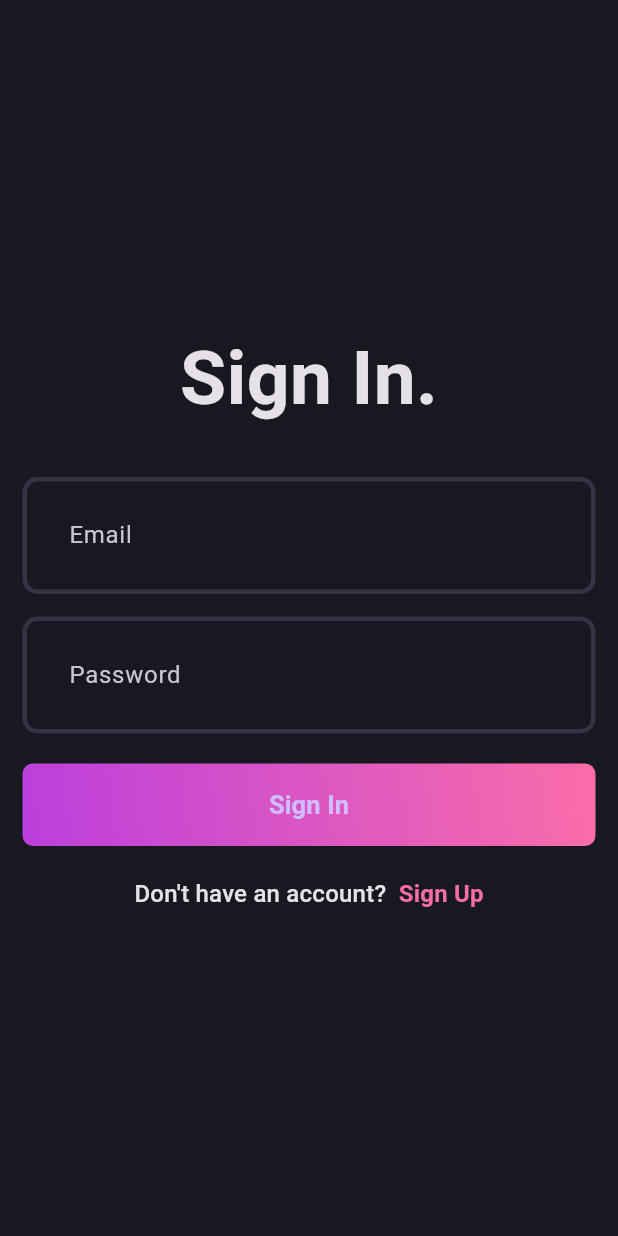
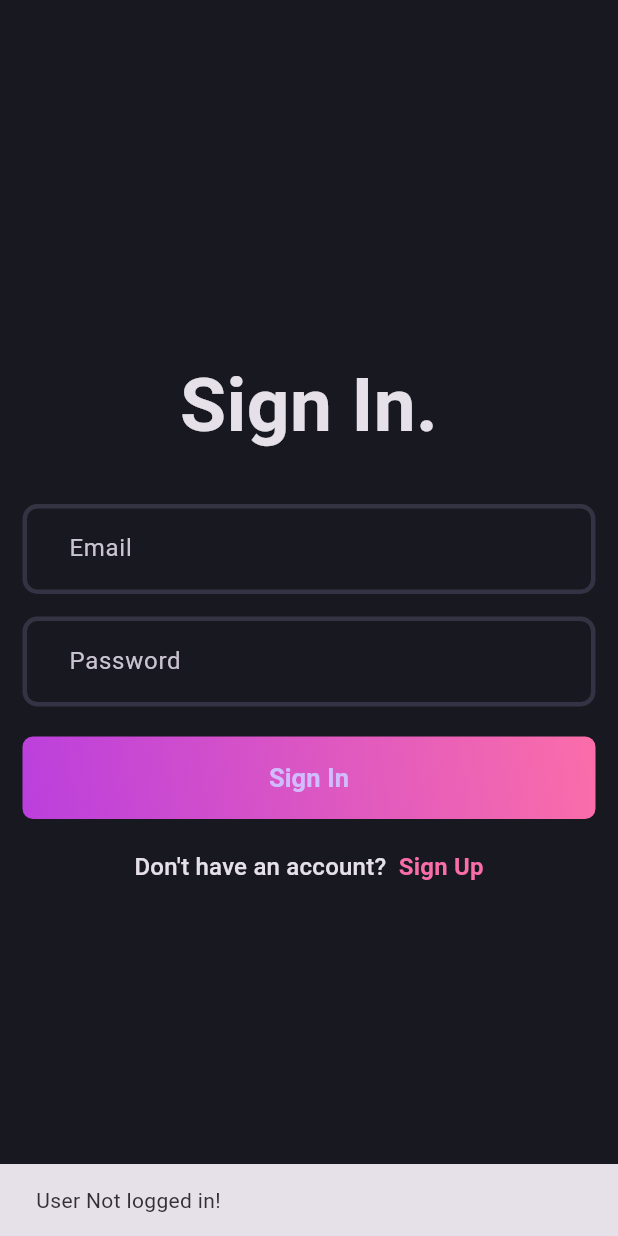
Before and after one commit to fakhar-iqbal/Readers_Mobile_App, a Flutter app: the first screen one second after launch, on a phone screen of 412 x 824 dp. Run offline on Flutter 3.47's test engine with Material 3 defaults, Android fonts, the phone set to English and light mode, and no system bars; our stand-ins replace flutter_bloc, fpdart, get_it, supabase_flutter; accounts and stored records are empty.

Commit message:
current session

```diff
--- a/lib/core/theme/app_theme.dart
+++ b/lib/core/theme/app_theme.dart
@@ -15,7 +15,7 @@ class AppTheme{
     ),
     scaffoldBackgroundColor: AppPallete.backgroundColor,
     inputDecorationTheme: InputDecorationTheme(
-      contentPadding: const EdgeInsets.all(27),
+      contentPadding: const EdgeInsets.fromLTRB(27, 17, 27, 20),
       enabledBorder: _border(),
       focusedBorder: _border(AppPallete.gradient2),
     ),
--- a/lib/core/usecase/usecase.dart
+++ b/lib/core/usecase/usecase.dart
@@ -1,6 +1,8 @@
 import 'package:blog_app/core/error/failure.dart';
 import 'package:fpdart/fpdart.dart';
 
-abstract interface class Usecase<SuccessType,Params>{
-  Future<Either<Failure,SuccessType>> call(Params params);
+abstract interface class Usecase<SuccessType, Params> {
+  Future<Either<Failure, SuccessType>> call(Params params);
 }
+
+class NoParams {}
--- a/lib/features/auth/data/repositories/auth_repository_impl.dart
+++ b/lib/features/auth/data/repositories/auth_repository_impl.dart
@@ -44,4 +44,18 @@ class AuthRepositoriesImpl implements AuthRepository {
       return left(Failure(e.message));
     }
   }
+
+  @override
+  Future<Either<Failure, User>> currentUser() async{
+      try{
+        final user = await authRemoteDataSource.getCurrentUserData();
+        if(user==null){
+          return left(Failure('User Not logged in!'));
+        }
+
+        return right(user);
+      } on ServerException catch(e){
+        return left(Failure(e.message));
+      }
+  }
 }
--- a/lib/features/auth/domain/repository/auth_repository.dart
+++ b/lib/features/auth/domain/repository/auth_repository.dart
@@ -10,4 +10,6 @@ abstract interface class AuthRepository{
   Future<Either<Failure, User>> signInWithEmailAndPassword({
     required String email, required String password
   });
+
+  Future<Either<Failure,User>> currentUser();
 }
--- /dev/null
+++ b/lib/features/auth/domain/usecases/current_user.dart
@@ -0,0 +1,16 @@
+import 'package:blog_app/core/error/failure.dart';
+import 'package:blog_app/core/usecase/usecase.dart';
+import 'package:blog_app/features/auth/domain/entities/user.dart';
+import 'package:blog_app/features/auth/domain/repository/auth_repository.dart';
+import 'package:fpdart/fpdart.dart';
+
+class CurrentUser implements Usecase<User,NoParams>{
+  final AuthRepository authRepository;
+  CurrentUser(this.authRepository);
+
+  @override
+  Future<Either<Failure, User>> call(NoParams params) async {
+    return await authRepository.currentUser();
+  }
+
+}
--- a/lib/features/auth/presentation/bloc/auth_bloc.dart
+++ b/lib/features/auth/presentation/bloc/auth_bloc.dart
@@ -1,4 +1,6 @@
+import 'package:blog_app/core/usecase/usecase.dart';
 import 'package:blog_app/features/auth/domain/entities/user.dart';
+import 'package:blog_app/features/auth/domain/usecases/current_user.dart';
 import 'package:blog_app/features/auth/domain/usecases/user_sign_in.dart';
 import 'package:blog_app/features/auth/domain/usecases/user_sign_up.dart';
 import 'package:flutter/material.dart';
@@ -10,14 +12,32 @@ part 'auth_state.dart';
 class AuthBloc extends Bloc<AuthEvent, AuthState> {
   final UserSignUp _userSignUp;
   final UserSignIn _userSignIn;
+  final CurrentUser _currentUser;
   AuthBloc({
     required UserSignUp userSignUp,
     required UserSignIn userSignIn,
+    required CurrentUser currentUser,
   })  : _userSignUp = userSignUp,
         _userSignIn = userSignIn,
+        _currentUser = currentUser,
         super(AuthInitial()) {
     on<AuthSignUp>(_onAuthSignUp);
     on<AuthSignIn>(_onAuthSignIn);
+    on<AuthIsUserLoggedIn>(_isUserLoggedIn);
+  }
+
+  void _isUserLoggedIn(
+    AuthIsUserLoggedIn event,
+    Emitter emit,
+  ) async {
+    final res = await _currentUser(NoParams());
+    res.fold(
+      (l) => emit(AuthFailure(l.message)),
+      (r) {
+        print(r.email);
+        emit(AuthSuccess(r));
+      },
+    );
   }
 
   void _onAuthSignUp(AuthSignUp event, Emitter<AuthState> emit) async {
--- a/lib/features/auth/presentation/bloc/auth_event.dart
+++ b/lib/features/auth/presentation/bloc/auth_event.dart
@@ -24,3 +24,5 @@ final class AuthSignIn extends AuthEvent {
     required this.password,
   });
 }
+
+final class AuthIsUserLoggedIn extends AuthEvent{}
--- a/lib/features/auth/presentation/widgets/auth_field.dart
+++ b/lib/features/auth/presentation/widgets/auth_field.dart
@@ -8,10 +8,15 @@ class AuthField extends StatelessWidget {
 
   @override
   Widget build(BuildContext context) {
-    return TextFormField(
+    return SizedBox(
+      width: MediaQuery.of(context).size.width * 0.98, // 80% of screen width
+      height:60.0,
+      child: TextFormField(
         controller: controller ,
+
         decoration: InputDecoration(
           hintText: hintText,
+
         ),
         validator: (value){
           if(value!.isEmpty){
@@ -20,6 +25,7 @@ class AuthField extends StatelessWidget {
           return null;
         },
         obscureText: isObscureText,
+      ),
     );
   }
 }
--- a/lib/main.dart
+++ b/lib/main.dart
@@ -18,9 +18,19 @@ void main() async {
   ));
 }
 
-class MyApp extends StatelessWidget {
+class MyApp extends StatefulWidget {
   const MyApp({super.key});
 
+  @override
+  State<MyApp> createState() => _MyAppState();
+}
+
+class _MyAppState extends State<MyApp> {
+  @override
+  void initState() {
+    super.initState();
+    context.read<AuthBloc>().add(AuthIsUserLoggedIn());
+  }
   // This widget is the root of your application.
   @override
   Widget build(BuildContext context) {
```
Also changed, not shown: lib/features/auth/data/datasource/auth_remote_data_source.dart (+27 -5 lines), lib/features/auth/presentation/pages/sign_up.dart (+122 -8 lines), lib/init_dependencies.dart (+21 -11 lines). Lines whose indentation alone changed are shown as unchanged.
